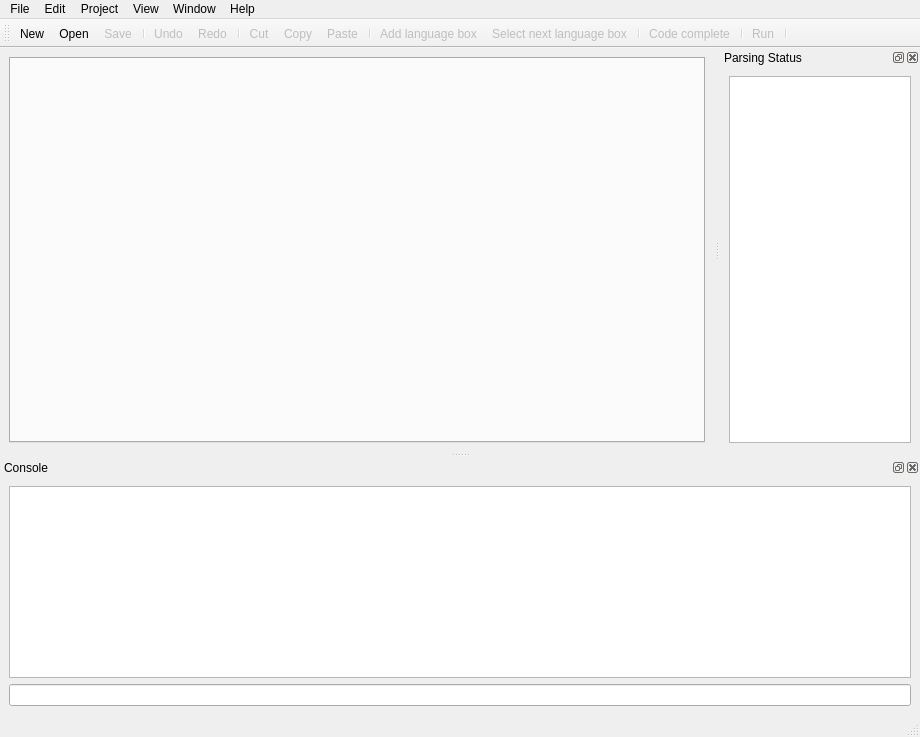
Old version of the form lib/eco/gui/gui.ui in the repository softdevteam/eco.
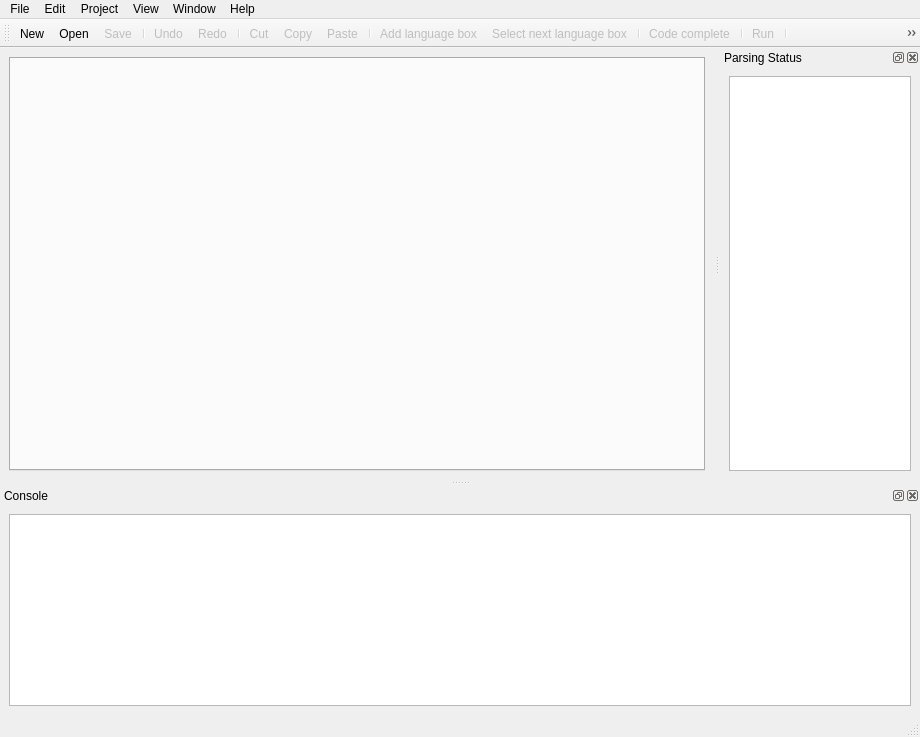
New version of the form. Icons and pictures are not drawn.

Commit message: Pdb options added: continue, exit, step and next

What changed in the file:
```diff
--- a/lib/eco/gui/gui.ui
+++ b/lib/eco/gui/gui.ui
@@ -190,6 +190,12 @@
    <addaction name="separator"/>
    <addaction name="actionRun"/>
    <addaction name="separator"/>
+   <addaction name="actionDebug"/>
+   <addaction name="actionContinue"/>
+   <addaction name="actionStop"/>
+   <addaction name="separator"/>
+   <addaction name="actionStepInto"/>
+   <addaction name="actionStepOver"/>
   </widget>
   <widget class="QDockWidget" name="dockWidget_2">
    <property name="maximumSize">
@@ -258,16 +264,6 @@
        </property>
       </widget>
      </item>
-     <item>
-      <widget class="QLineEdit" name="consoleInput">
-       <property name="enabled">
-        <bool>true</bool>
-       </property>
-       <property name="dragEnabled">
-        <bool>true</bool>
-       </property>
-      </widget>
-     </item>
     </layout>
    </widget>
   </widget>
@@ -688,6 +684,62 @@
     <string>Run with debugger</string>
    </property>
   </action>
+  <action name="actionContinue">
+   <property name="enabled">
+    <bool>false</bool>
+   </property>
+   <property name="icon">
+    <iconset theme="media-playback-start"/>
+   </property>
+   <property name="text">
+    <string>Continue</string>
+   </property>
+   <property name="toolTip">
+    <string>Continue</string>
+   </property>
+  </action>
+  <action name="actionStepInto">
+   <property name="enabled">
+    <bool>false</bool>
+   </property>
+   <property name="icon">
+    <iconset theme="down"/>
+   </property>
+   <property name="text">
+    <string>Step Into</string>
+   </property>
+   <property name="toolTip">
+    <string>Step Into</string>
+   </property>
+  </action>
+  <action name="actionStepOver">
+   <property name="enabled">
+    <bool>false</bool>
+   </property>
+   <property name="icon">
+    <iconset theme="go-jump"/>
+   </property>
+   <property name="text">
+    <string>Step Over</string>
+   </property>
+   <property name="toolTip">
+    <string>Step Over</string>
+   </property>
+  </action>
+  <action name="actionStop">
+   <property name="enabled">
+    <bool>false</bool>
+   </property>
+   <property name="icon">
+    <iconset theme="player_stop"/>
+   </property>
+   <property name="text">
+    <string>Stop</string>
+   </property>
+   <property name="toolTip">
+    <string>Stop</string>
+   </property>
+  </action>
  </widget>
  <resources/>
  <connections/>
```
Left out of the diff: 2 changed lines with no effect on the pictures. The commit also changes 1 other file.
